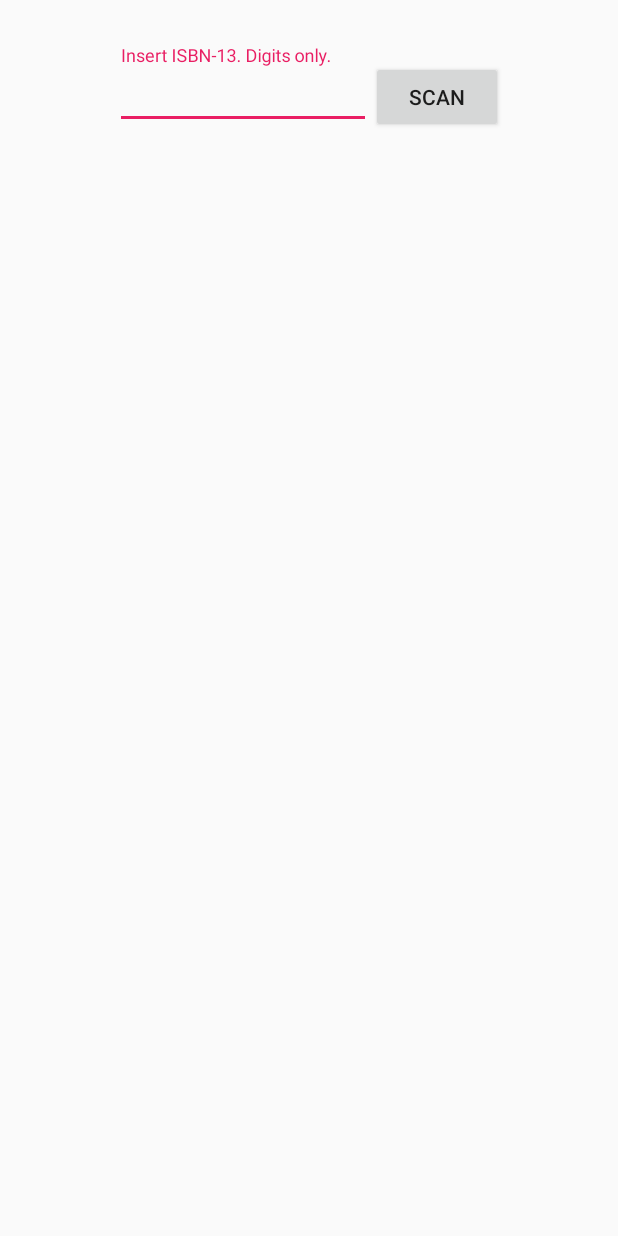
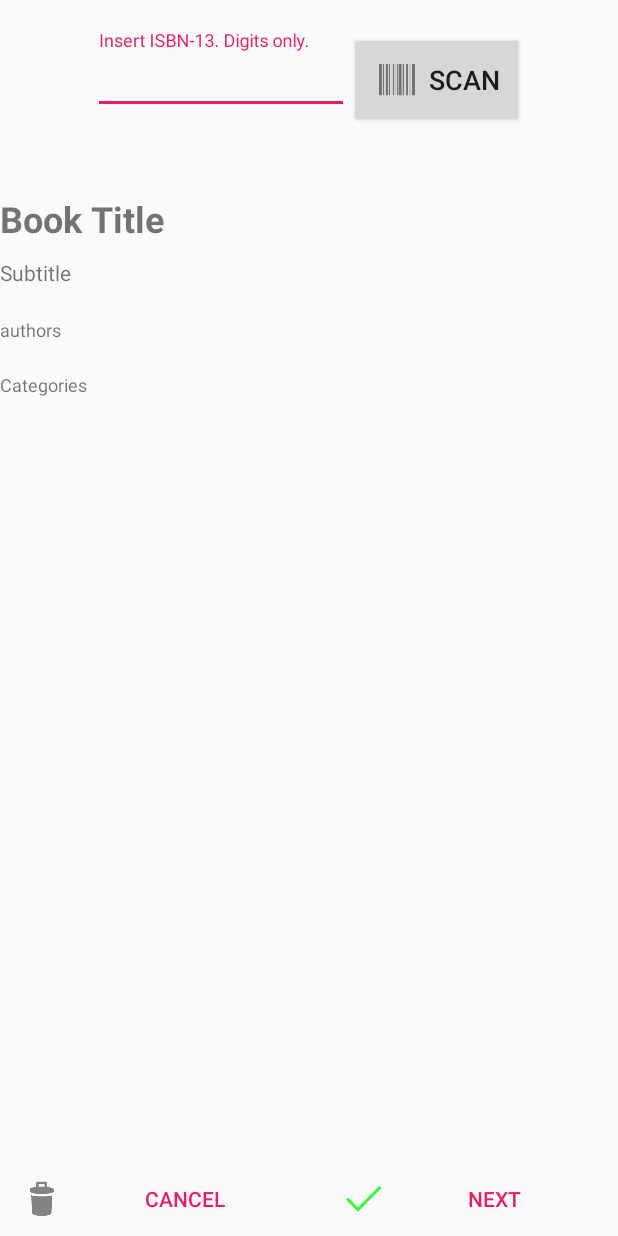
Before and after one commit to gabrielbrieva/super_duo, an Android app: the layout fragment_add_book.xml on its own in the app's theme, with its tools: preview values and no code run, on a phone screen of 412 x 824 dp. Run offline under Robolectric (Android 15) with nearby library versions, the light colour scheme and no system bars.

Commit message:
Little changes to AddBookFragment UI

```diff
--- a/alexandria/app/src/main/java/it/jaschke/alexandria/AddBookFragment.java
+++ b/alexandria/app/src/main/java/it/jaschke/alexandria/AddBookFragment.java
@@ -170,13 +170,14 @@ public class AddBookFragment extends FragmentBase implements LoaderManager.Loade
     }
 
     private void startBookSearch(String ean) {
+        showMessageResult(getString(R.string.loading));
+
         //Once we have an ISBN, start a book intent
         Intent bookIntent = new Intent(getActivity(), BookService.class);
         bookIntent.putExtra(BookService.EAN, ean);
         bookIntent.setAction(BookService.FETCH_BOOK);
         getActivity().startService(bookIntent);
 
-        // TODO: is required ?? cursor must notified ¬¬
         AddBookFragment.this.restartLoader();
     }
 
@@ -207,13 +208,10 @@ public class AddBookFragment extends FragmentBase implements LoaderManager.Loade
     @Override
     public void onLoadFinished(Loader<Cursor> loader, Cursor data) {
         if (loader != null && data != null && !data.moveToFirst()) {
-
-            // TODO show empty result
-
             clearFields();
         } else {
 
-            // TODO show book detail and validate null values before to use...
+            hideMessageResult();
 
             String bookTitle = data.getString(data.getColumnIndex(AlexandriaContract.BookEntry.TITLE));
             ((TextView) rootView.findViewById(R.id.bookTitle)).setText(bookTitle);
@@ -226,6 +224,7 @@ public class AddBookFragment extends FragmentBase implements LoaderManager.Loade
             ((TextView) rootView.findViewById(R.id.authors)).setLines(authorsArr.length);
             ((TextView) rootView.findViewById(R.id.authors)).setText(authors.replace(",", "\n"));
             String imgUrl = data.getString(data.getColumnIndex(AlexandriaContract.BookEntry.IMAGE_URL));
+
             if (Patterns.WEB_URL.matcher(imgUrl).matches()) {
                 mPicasso.load(imgUrl).into((ImageView) rootView.findViewById(R.id.bookCover));
                 rootView.findViewById(R.id.bookCover).setVisibility(View.VISIBLE);
@@ -241,6 +240,16 @@ public class AddBookFragment extends FragmentBase implements LoaderManager.Loade
 
     @Override
     public void onLoaderReset(Loader<Cursor> loader) {
+    }
+
+    public void showMessageResult(String message) {
+        ((TextView) rootView.findViewById(R.id.tv_message)).setText(message);
+        rootView.findViewById(R.id.tv_message).setVisibility(View.VISIBLE);
+    }
+
+    public void hideMessageResult() {
+        ((TextView) rootView.findViewById(R.id.tv_message)).setText("");
+        rootView.findViewById(R.id.tv_message).setVisibility(View.GONE);
     }
 
     private void clearFields() {
--- a/alexandria/app/src/main/java/it/jaschke/alexandria/MainActivity.java
+++ b/alexandria/app/src/main/java/it/jaschke/alexandria/MainActivity.java
@@ -191,7 +191,11 @@ public class MainActivity extends AppCompatActivity implements Callback, Fragmen
         @Override
         public void onReceive(Context context, Intent intent) {
             if (intent.getStringExtra(MESSAGE_KEY) != null) {
-                Toast.makeText(MainActivity.this, intent.getStringExtra(MESSAGE_KEY), Toast.LENGTH_LONG).show();
+                Fragment f = getSupportFragmentManager().findFragmentByTag(FragmentKeys.ADD.name());
+
+                if (f != null && f instanceof AddBookFragment) {
+                    ((AddBookFragment) f).showMessageResult(intent.getStringExtra(MESSAGE_KEY));
+                }
             }
         }
     }
--- a/alexandria/app/src/main/java/it/jaschke/alexandria/services/BookService.java
+++ b/alexandria/app/src/main/java/it/jaschke/alexandria/services/BookService.java
@@ -110,16 +110,14 @@ public class BookService extends IntentService {
             @Override
             public void success(JsonObject bookJson, Response response) {
 
-                if (bookJson != null) {
+                if (bookJson != null || !bookJson.isJsonNull()) {
                     try {
 
                         JsonArray bookArray;
                         if (bookJson.has(ITEMS)) {
                             bookArray = bookJson.getAsJsonArray(ITEMS);
                         } else {
-                            Intent messageIntent = new Intent(MainActivity.MESSAGE_EVENT);
-                            messageIntent.putExtra(MainActivity.MESSAGE_KEY,getResources().getString(R.string.not_found));
-                            LocalBroadcastManager.getInstance(getApplicationContext()).sendBroadcast(messageIntent);
+                            requestFeedback(getString(R.string.not_found));
                             return;
                         }
 
@@ -152,19 +150,26 @@ public class BookService extends IntentService {
                         }
 
                     } catch (Exception e) {
+                        requestFeedback(getString(R.string.request_error));
                         Log.e(LOG_TAG, "Error ", e);
                     }
                 } else {
                     // empty result
-                    // TODO: notify user about response error
+                    requestFeedback(getString(R.string.not_found));
                 }
             }
 
             @Override
             public void failure(RetrofitError error) {
-                // TODO: notify user about connection status error
+                requestFeedback(getString(R.string.not_found));
             }
         });
+    }
+
+    private void requestFeedback(String message) {
+        Intent messageIntent = new Intent(MainActivity.MESSAGE_EVENT);
+        messageIntent.putExtra(MainActivity.MESSAGE_KEY, message);
+        LocalBroadcastManager.getInstance(getApplicationContext()).sendBroadcast(messageIntent);
     }
 
     private void writeBackBook(String ean, String title, String subtitle, String desc, String imgUrl) {
--- a/alexandria/app/src/main/res/layout/fragment_add_book.xml
+++ b/alexandria/app/src/main/res/layout/fragment_add_book.xml
@@ -1,25 +1,23 @@
-<FrameLayout xmlns:android="http://schemas.android.com/apk/res/android"
-    xmlns:tools="http://schemas.android.com/tools" android:layout_width="match_parent"
-    android:layout_height="match_parent" tools:context="it.jaschke.alexandria.AddBookFragment">
-
-    <RelativeLayout
-        android:orientation="horizontal"
+<RelativeLayout xmlns:android="http://schemas.android.com/apk/res/android"
+    xmlns:tools="http://schemas.android.com/tools"
+    tools:context="it.jaschke.alexandria.AddBookFragment"
     android:layout_width="fill_parent"
     android:layout_height="fill_parent">
 
     <LinearLayout
+        android:id="@+id/eancontainer"
         android:orientation="horizontal"
         android:layout_width="wrap_content"
-            android:id="@+id/eancontainer"
         android:layout_height="wrap_content"
-            android:layout_marginTop="30dp"
+        android:layout_gravity="center_horizontal"
         android:layout_alignParentTop="true"
-            android:layout_centerHorizontal="true">
+        android:layout_centerHorizontal="true"
+        android:layout_marginTop="20dp">
 
         <android.support.design.widget.TextInputLayout
             android:id="@+id/eantextinputlayou"
             android:layout_width="wrap_content"
-                android:layout_height="wrap_content" >
+            android:layout_height="wrap_content">
 
             <EditText
                 android:id="@+id/ean"
@@ -35,12 +33,41 @@
         </android.support.design.widget.TextInputLayout>
 
         <Button
+            android:id="@+id/scan_button"
             android:layout_width="wrap_content"
             android:layout_height="wrap_content"
-                android:text="@string/scan_button"
-                android:id="@+id/scan_button"/>
+            android:padding="16dp"
+            android:drawableLeft="@drawable/ic_action_barcode"
+            android:drawablePadding="5dp"
+            android:textSize="18sp"
+            android:text="@string/scan_button" />
 
     </LinearLayout>
+
+    <TextView
+        android:id="@+id/tv_message"
+        android:layout_width="wrap_content"
+        android:layout_height="wrap_content"
+        android:layout_marginTop="20dp"
+        android:text="@string/loading"
+        android:textIsSelectable="false"
+        android:layout_gravity="center_horizontal"
+        style="@style/Base.TextAppearance.AppCompat.Medium"
+        android:layout_below="@+id/eancontainer"
+        android:layout_centerHorizontal="true"
+        android:visibility="gone" />
+
+    <ScrollView
+        android:layout_width="match_parent"
+        android:layout_height="wrap_content"
+        android:layout_below="@+id/eancontainer"
+        android:layout_marginTop="20dp"
+        android:layout_above="@+id/linearLayout">
+
+        <LinearLayout
+            android:orientation="vertical"
+            android:layout_width="match_parent"
+            android:layout_height="wrap_content">
 
             <TextView
                 android:layout_width="wrap_content"
@@ -50,20 +77,16 @@
                 android:textIsSelectable="true"
                 android:textStyle="bold"
                 android:layout_marginTop="25dp"
-            android:paddingRight="20dp"
-            android:layout_below="@+id/eancontainer"
-            android:layout_alignLeft="@+id/eancontainer"
-            android:layout_alignStart="@+id/eancontainer"/>
+                android:text="Book Title"/>
 
             <TextView
                 android:layout_width="wrap_content"
                 android:layout_height="wrap_content"
                 android:id="@+id/bookSubTitle"
                 android:layout_marginTop="10dp"
-            android:layout_below="@+id/bookTitle"
                 android:maxLines="3"
                 android:ellipsize="end"
-            android:layout_alignLeft="@+id/eancontainer"
+                android:text="Subtitle"
                 />
 
             <TextView
@@ -73,29 +96,24 @@
                 android:gravity="end"
                 android:textSize="@dimen/small_fontsize"
                 android:layout_marginTop="20dp"
-            android:layout_below="@+id/bookSubTitle"
-            android:layout_alignRight="@+id/eancontainer"
-            android:layout_alignEnd="@+id/eancontainer"
+                android:text="authors"
                 />
 
             <ImageView
                 android:layout_width="wrap_content"
                 android:layout_height="wrap_content"
                 android:id="@+id/bookCover"
-            android:contentDescription="@string/book_cover"
-            android:layout_alignTop="@+id/authors"
-            android:layout_alignLeft="@+id/eancontainer"
-            android:layout_alignStart="@+id/eancontainer"/>
+                android:contentDescription="@string/book_cover"/>
 
             <TextView
                 android:layout_width="wrap_content"
                 android:layout_height="wrap_content"
                 android:id="@+id/categories"
                 android:textSize="@dimen/small_fontsize"
-            android:layout_below="@+id/bookCover"
                 android:layout_marginTop="20dp"
-            android:layout_alignLeft="@+id/eancontainer"
-            android:layout_alignStart="@+id/eancontainer"/>
+                android:text="Categories"/>
+        </LinearLayout>
+    </ScrollView>
 
     <LinearLayout
         android:orientation="horizontal"
@@ -103,7 +121,8 @@
         android:layout_height="50dip"
         android:layout_alignParentBottom="true"
         android:layout_alignParentLeft="true"
-            android:layout_alignParentStart="true">
+        android:layout_alignParentStart="true"
+        android:id="@+id/linearLayout">
 
         <Button
             android:layout_width="wrap_content"
@@ -112,15 +131,12 @@
             android:layout_weight="1"
             style="?android:attr/buttonBarButtonStyle"
             android:id="@+id/delete_button"
-                android:drawableLeft="@drawable/ic_action_discard"
-                android:visibility="invisible"
-                />
+            android:drawableLeft="@drawable/ic_action_discard" />
 
         <Button
             android:layout_width="wrap_content"
             android:layout_height="fill_parent"
             android:text="@string/ok_button"
-                android:visibility="invisible"
             android:layout_weight="1"
             android:id="@+id/save_button"
             android:drawableLeft="@drawable/ic_action_accept"
@@ -131,4 +147,3 @@
     </LinearLayout>
 
 </RelativeLayout>
-</FrameLayout>
--- a/alexandria/app/src/main/res/values/strings.xml
+++ b/alexandria/app/src/main/res/values/strings.xml
@@ -22,7 +22,9 @@
     <string name="delete">Delete Book</string>
     <string name="cancel_button">Cancel</string>
 
-    <string name="not_found">No Book found</string>
+    <string name="loading">Loading...</string>
+    <string name="not_found">No Book Found</string>
+    <string name="request_error">Request Error</string>
     <string name="search">Search</string>
 
 
```
Lines whose indentation alone changed are shown as unchanged.
